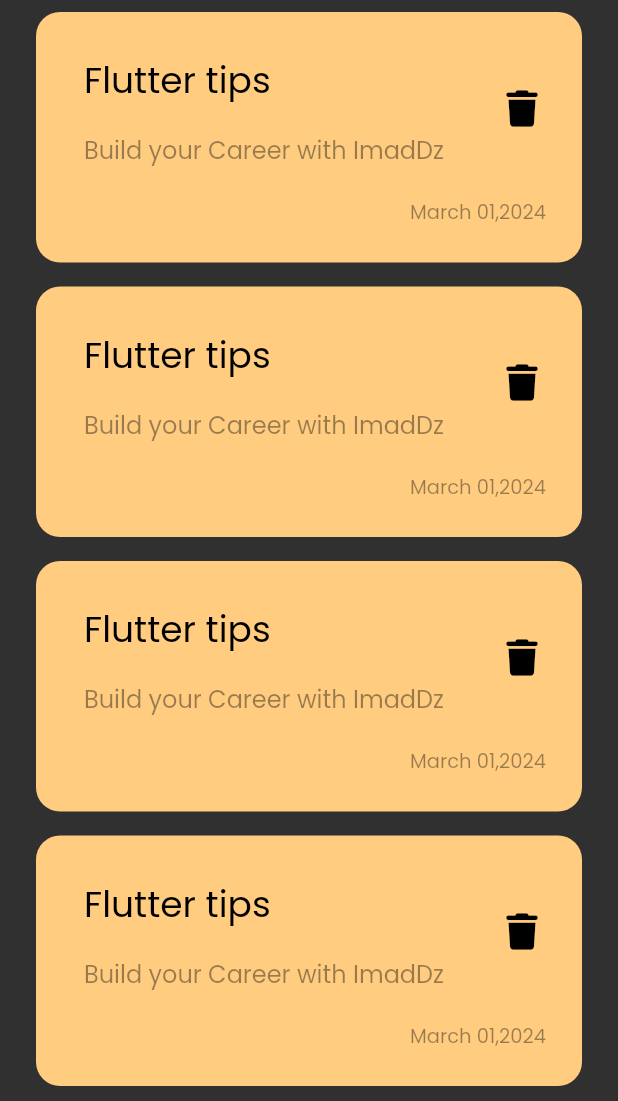
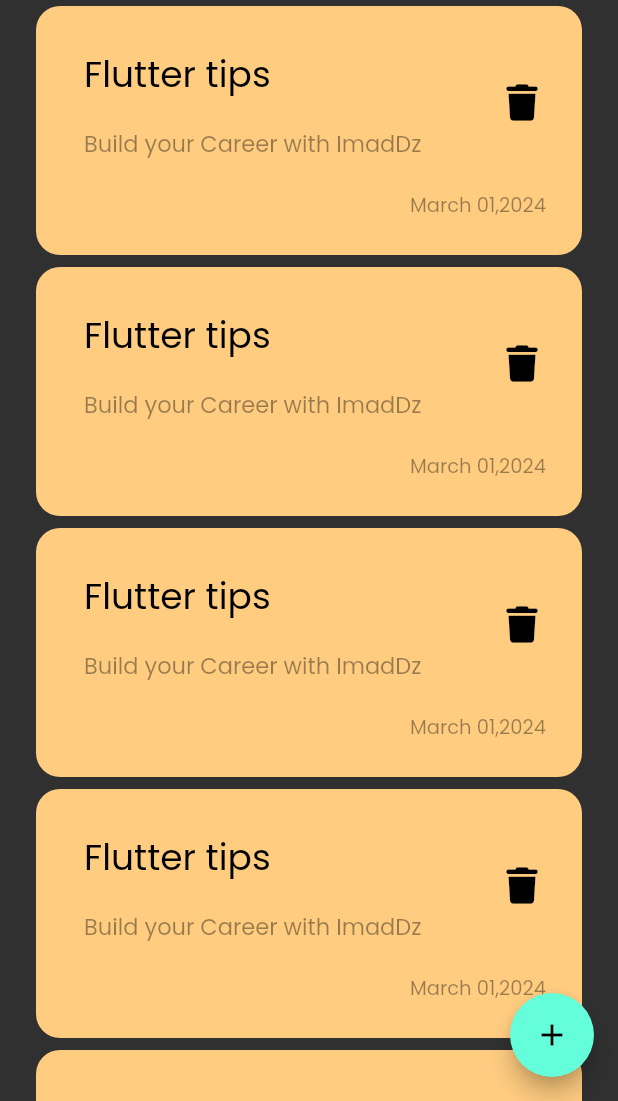
Before and after one commit to ImadDz-7/notes_app, a Flutter app: the screen it shows after launch, on a phone screen of 412 x 824 dp, the part 135-1236 px from its top. Run offline on Flutter 3.47's test engine with Material 2 defaults, Android fonts, the phone set to English and light mode, and no system bars; our stand-ins replace font_awesome_flutter.

Commit message:
add Floating Action Button

```diff
--- a/lib/views/notes_view.dart
+++ b/lib/views/notes_view.dart
@@ -6,8 +6,12 @@ class NotesView extends StatelessWidget {
 
   @override
   Widget build(BuildContext context) {
-    return const Scaffold(
-      body: NotesViewBody(),
+    return Scaffold(
+      floatingActionButton: FloatingActionButton(
+        onPressed: () {},
+        child: const Icon(Icons.add),
+      ),
+      body: const NotesViewBody(),
     );
   }
 }
--- a/lib/views/widgets/custom_note_item.dart
+++ b/lib/views/widgets/custom_note_item.dart
@@ -29,7 +29,7 @@ class CustomNoteItem extends StatelessWidget {
                 'Build your Career with ImadDz',
                 style: TextStyle(
                   color: Colors.black.withOpacity(.4),
-                  fontSize: 16,
+                  fontSize: 15,
                 ),
               ),
             ),
--- a/lib/views/widgets/notes_list_view.dart
+++ b/lib/views/widgets/notes_list_view.dart
@@ -9,7 +9,7 @@ class NotesListView extends StatelessWidget {
     return ListView.builder(
       itemBuilder: (context, index) {
         return const Padding(
-          padding:  EdgeInsets.symmetric(vertical: 8),
+          padding:  EdgeInsets.symmetric(vertical: 4),
           child:  CustomNoteItem(),
         );
       },
```
